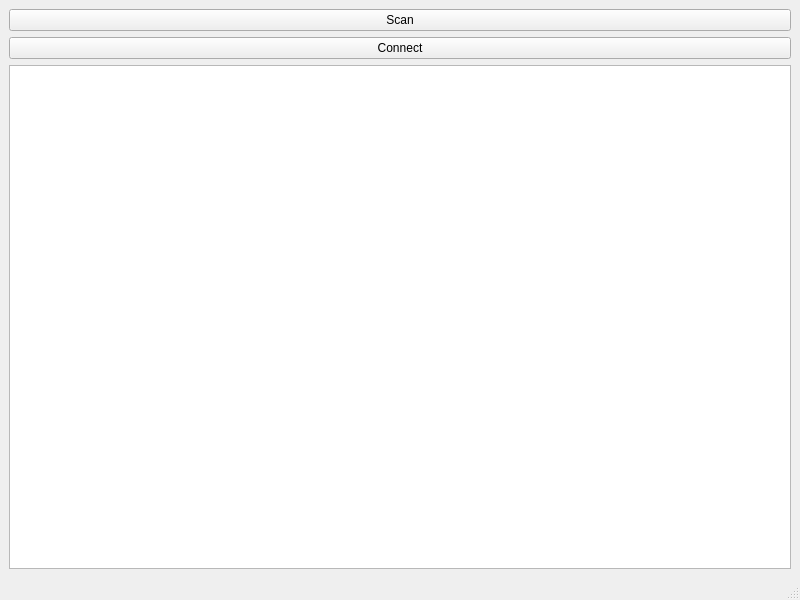
Qt form src/bt_masimo/mainwindow.ui (inglis-dl/cypress) before a commit.
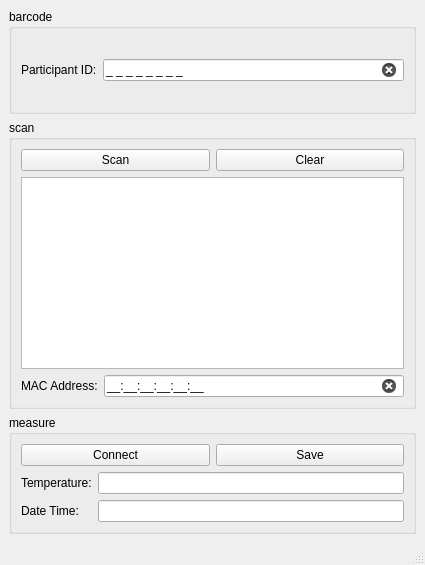
The same form after that commit.

Commit message: ENH: refactor ui design

Diff of the .ui file:
```diff
--- a/src/bt_masimo/mainwindow.ui
+++ b/src/bt_masimo/mainwindow.ui
@@ -6,49 +6,200 @@
    <rect>
     <x>0</x>
     <y>0</y>
-    <width>800</width>
-    <height>600</height>
+    <width>425</width>
+    <height>565</height>
    </rect>
   </property>
   <property name="windowTitle">
    <string>MainWindow</string>
   </property>
   <widget class="QWidget" name="centralwidget">
-   <layout class="QGridLayout" name="gridLayout">
-    <item row="0" column="0">
-     <layout class="QVBoxLayout" name="verticalLayout">
-      <item>
-       <widget class="QPushButton" name="scanButton">
-        <property name="text">
-         <string>Scan</string>
-        </property>
-       </widget>
-      </item>
-      <item>
-       <widget class="QPushButton" name="connectButton">
-        <property name="text">
-         <string>Connect</string>
-        </property>
-       </widget>
-      </item>
-      <item>
-       <widget class="QListWidget" name="listWidget"/>
-      </item>
-     </layout>
+   <layout class="QVBoxLayout" name="verticalLayout_2">
+    <item>
+     <widget class="QGroupBox" name="iDgroupBox">
+      <property name="sizePolicy">
+       <sizepolicy hsizetype="Preferred" vsizetype="Preferred">
+        <horstretch>0</horstretch>
+        <verstretch>0</verstretch>
+       </sizepolicy>
+      </property>
+      <property name="title">
+       <string>barcode</string>
+      </property>
+      <layout class="QHBoxLayout" name="horizontalLayout">
+       <item>
+        <widget class="QLabel" name="iDlabel">
+         <property name="text">
+          <string>Participant ID:</string>
+         </property>
+         <property name="buddy">
+          <cstring>iDlineEdit</cstring>
+         </property>
+        </widget>
+       </item>
+       <item>
+        <widget class="QLineEdit" name="iDlineEdit">
+         <property name="inputMask">
+          <string>0 0 0 0 0 0 0 0;_</string>
+         </property>
+         <property name="text">
+          <string>       </string>
+         </property>
+         <property name="maxLength">
+          <number>15</number>
+         </property>
+         <property name="cursorPosition">
+          <number>0</number>
+         </property>
+         <property name="clearButtonEnabled">
+          <bool>true</bool>
+         </property>
+        </widget>
+       </item>
+      </layout>
+     </widget>
+    </item>
+    <item>
+     <widget class="QGroupBox" name="scanGroupBox">
+      <property name="title">
+       <string>scan</string>
+      </property>
+      <layout class="QVBoxLayout" name="verticalLayout">
+       <item>
+        <layout class="QHBoxLayout" name="horizontalLayout_2">
+         <item>
+          <widget class="QPushButton" name="scanButton">
+           <property name="text">
+            <string>Scan</string>
+           </property>
+          </widget>
+         </item>
+         <item>
+          <widget class="QPushButton" name="clearButton">
+           <property name="text">
+            <string>Clear</string>
+           </property>
+          </widget>
+         </item>
+        </layout>
+       </item>
+       <item>
+        <widget class="QListWidget" name="deviceListWidget">
+         <property name="sizePolicy">
+          <sizepolicy hsizetype="Expanding" vsizetype="Preferred">
+           <horstretch>0</horstretch>
+           <verstretch>0</verstretch>
+          </sizepolicy>
+         </property>
+        </widget>
+       </item>
+       <item>
+        <layout class="QHBoxLayout" name="horizontalLayout_3">
+         <item>
+          <widget class="QLabel" name="macLabel">
+           <property name="text">
+            <string>MAC Address:</string>
+           </property>
+           <property name="buddy">
+            <cstring>addressLineEdit</cstring>
+           </property>
+          </widget>
+         </item>
+         <item>
+          <widget class="QLineEdit" name="addressLineEdit">
+           <property name="inputMask">
+            <string>HH:HH:HH:HH:HH:HH;_</string>
+           </property>
+           <property name="clearButtonEnabled">
+            <bool>true</bool>
+           </property>
+          </widget>
+         </item>
+        </layout>
+       </item>
+      </layout>
+     </widget>
+    </item>
+    <item>
+     <widget class="QGroupBox" name="measureGroupBox">
+      <property name="title">
+       <string>measure</string>
+      </property>
+      <layout class="QVBoxLayout" name="verticalLayout_3">
+       <item>
+        <layout class="QHBoxLayout" name="horizontalLayout_4">
+         <item>
+          <widget class="QPushButton" name="connectButton">
+           <property name="sizePolicy">
+            <sizepolicy hsizetype="Minimum" vsizetype="Fixed">
+             <horstretch>0</horstretch>
+             <verstretch>0</verstretch>
+            </sizepolicy>
+           </property>
+           <property name="text">
+            <string>Connect</string>
+           </property>
+          </widget>
+         </item>
+         <item>
+          <widget class="QPushButton" name="saveButton">
+           <property name="sizePolicy">
+            <sizepolicy hsizetype="Minimum" vsizetype="Fixed">
+             <horstretch>0</horstretch>
+             <verstretch>0</verstretch>
+            </sizepolicy>
+           </property>
+           <property name="text">
+            <string>Save</string>
+           </property>
+          </widget>
+         </item>
+        </layout>
+       </item>
+       <item>
+        <layout class="QFormLayout" name="formLayout">
+         <item row="0" column="0">
+          <widget class="QLabel" name="temperatureLabel">
+           <property name="text">
+            <string>Temperature:</string>
+           </property>
+           <property name="buddy">
+            <cstring>temperatureLineEdit</cstring>
+           </property>
+          </widget>
+         </item>
+         <item row="0" column="1">
+          <widget class="QLineEdit" name="temperatureLineEdit">
+           <property name="readOnly">
+            <bool>true</bool>
+           </property>
+          </widget>
+         </item>
+         <item row="1" column="0">
+          <widget class="QLabel" name="dateTimeLabel">
+           <property name="text">
+            <string>Date Time:</string>
+           </property>
+           <property name="buddy">
+            <cstring>dateTimeLineEdit</cstring>
+           </property>
+          </widget>
+         </item>
+         <item row="1" column="1">
+          <widget class="QLineEdit" name="dateTimeLineEdit">
+           <property name="readOnly">
+            <bool>true</bool>
+           </property>
+          </widget>
+         </item>
+        </layout>
+       </item>
+      </layout>
+     </widget>
     </item>
    </layout>
   </widget>
-  <widget class="QMenuBar" name="menubar">
-   <property name="geometry">
-    <rect>
-     <x>0</x>
-     <y>0</y>
-     <width>800</width>
-     <height>22</height>
-    </rect>
-   </property>
-  </widget>
-  <widget class="QStatusBar" name="statusbar"/>
+  <widget class="QStatusBar" name="statusBar"/>
  </widget>
  <resources/>
  <connections/>
```
